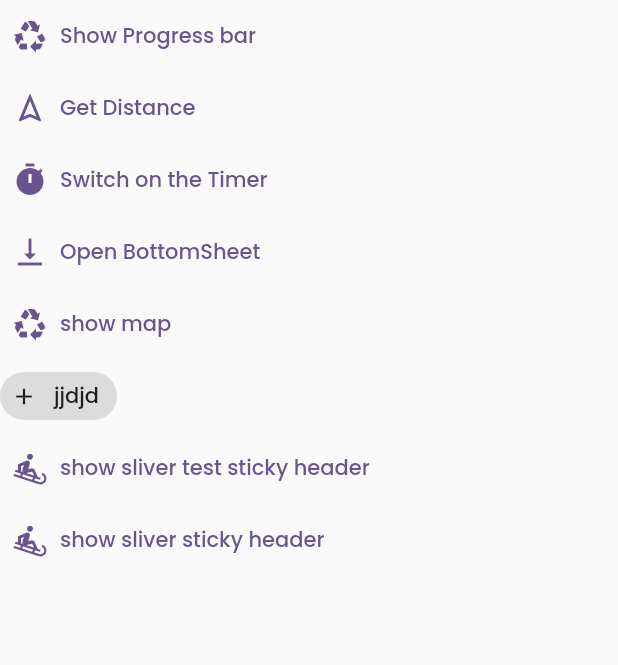
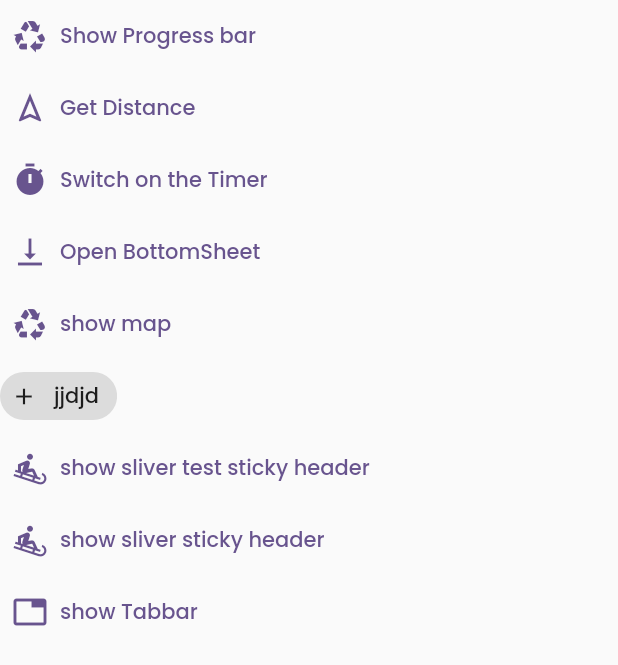
Before and after one commit to srikanth-7/dummy_app, a Flutter app: the screen it shows after launch, on a phone screen of 412 x 824 dp. Shown: the top 665 px of the screen. Run offline on Flutter 3.47's test engine with Material 2 defaults, Android fonts, the phone set to English and light mode, and no system bars; our stand-ins replace geolocator, get, google_maps_flutter; missing offline and left inert: app_settings, maps_toolkit.

Commit message:
common toggle tab bar

```diff
--- /dev/null
+++ b/I10n.yaml
@@ -0,0 +1,3 @@
+arb-dir: lib/l10n
+template-arb-file: app_en.arb
+output-localization-file: app_localizations.dart
--- /dev/null
+++ b/lib/I10n/I10n.dart
@@ -0,0 +1,8 @@
+import 'package:flutter/material.dart';
+
+class SupportedLocales {
+  static final supportedLocales = [
+    const Locale('en'),
+    const Locale('ar'),
+  ];
+}
--- /dev/null
+++ b/lib/I10n/app_ar.arb
@@ -0,0 +1,5 @@
+{
+    "@@locale": "ar",
+    "helloWorld":"مرحبا بالعالم!"
+
+}
--- a/lib/animation/animation_view.dart
+++ b/lib/animation/animation_view.dart
@@ -25,7 +25,7 @@ class PageAnimationView extends GetView<AnimationViewModel> {
                           color: Colors.grey.shade50,
                         )),
                     child: SizedBox(
-                      height: 300 + controller.progress * 140,
+                      height: 400 + controller.progress * 140,
                       child: PageView(
                         controller: controller.pageController,
                         children: [
--- a/lib/button/button.dart
+++ b/lib/button/button.dart
@@ -7,6 +7,7 @@ import 'package:location_fetch/button/buttonviewmodel.dart';
 import 'package:location_fetch/button/progress.dart';
 import 'package:location_fetch/maps/maps_view.dart';
 import 'package:location_fetch/timer/timer.dart';
+import 'package:location_fetch/toggle_tab/toggle_tab_view.dart';
 
 import '../slivers/sliver_test.dart';
 import '../slivers/sliver_view.dart';
@@ -116,6 +117,13 @@ class GetLocationView extends StatelessWidget {
                   // Get.to(const SliversView());
                 },
                 icon: const Icon(Icons.sledding_outlined)),
+            TextButton.icon(
+                label: const Text("show Tabbar"),
+                onPressed: () async {
+                  Get.to(const ToggleTabBarView());
+                  // Get.to(const SliversView());
+                },
+                icon: const Icon(Icons.tab)),
           ],
         ),
       ),
--- a/lib/main.dart
+++ b/lib/main.dart
@@ -1,8 +1,9 @@
 import 'package:flutter/material.dart';
 import 'package:get/get.dart';
 import 'package:location_fetch/button/index.dart';
+import 'package:location_fetch/I10n/I10n.dart';
 import 'package:location_fetch/timer/timer_vm.dart';
-
+import 'package:location_fetch/toggle_tab/toggle_tab_viewmodel.dart';
 import 'animation/animation_view_model.dart';
 
 void main() {
@@ -24,6 +25,14 @@ class MyApp extends StatelessWidget {
         // useMaterial3: true,
       ),
       initialBinding: InitialScreenBindings(),
+      supportedLocales: SupportedLocales.supportedLocales,
+      locale: const Locale('en'),
+      localizationsDelegates: const [
+        // AppLocalizations.delegate, // Add this line
+        // GlobalMaterialLocalizations.delegate,
+        // GlobalWidgetsLocalizations.delegate,
+        // GlobalCupertinoLocalizations.delegate,
+      ],
 
       home: GetLocationView(),
     );
@@ -36,6 +45,7 @@ class InitialScreenBindings implements Bindings {
     Get.lazyPut(() => ViewModel(), fenix: true);
     Get.lazyPut(() => TimerVm(), fenix: true);
     Get.lazyPut(() => AnimationViewModel(), fenix: true);
+    Get.lazyPut(() => ToggleTabViewModel(), fenix: true);
   }
 }
 
--- /dev/null
+++ b/lib/toggle_tab/toggle_tab_viewmodel.dart
@@ -0,0 +1,46 @@
+import 'package:flutter/material.dart';
+import 'package:get/get.dart';
+
+class ToggleTabViewModel extends GetxController {
+  List<Widget> tabViews = [
+    const Center(
+      child: Text("Chats"),
+    ),
+    Container(
+      child: const Text("Status"),
+    ),
+    Container(
+      child: const Text("Calls"),
+    ),
+    Container(
+      child: const Text("Settings"),
+    ),
+  ];
+  var tabs = [
+    const Tab(
+      child: Text(
+        "Chats",
+        textAlign: TextAlign.center,
+      ),
+      // text: 'Chats',
+    ),
+    const Tab(
+      child: Text(
+        "Status",
+        textAlign: TextAlign.center,
+      ),
+    ),
+    const Tab(
+      child: Text(
+        "Calls",
+        textAlign: TextAlign.center,
+      ),
+    ),
+    const Tab(
+      child: Text(
+        "Settings",
+        textAlign: TextAlign.center,
+      ),
+    )
+  ];
+}
--- a/pubspec.yaml
+++ b/pubspec.yaml
@@ -30,6 +30,8 @@ environment:
 dependencies:
   flutter:
     sdk: flutter
+  flutter_localizations:
+    sdk: flutter
   geolocator: ^9.0.2
   geocoding: ^2.1.0
   get:
@@ -41,6 +43,7 @@ dependencies:
   maps_toolkit: ^2.0.1
   scroll_to_index:
   rect_getter: ^1.0.0
+  intl: ^0.18.0
 
   # The following adds the Cupertino Icons font to your application.
   # Use with the CupertinoIcons class for iOS style icons.
@@ -62,6 +65,7 @@ dev_dependencies:
 
 # The following section is specific to Flutter packages.
 flutter:
+  generate: true
 
   # The following line ensures that the Material Icons font is
   # included with your application, so that you can use the icons in
```
Also changed, not shown: lib/I10n/app_en.arb (added, +7 -0 lines), lib/toggle_tab/custom.dart (added, +38 -0 lines), lib/toggle_tab/toggle_tab_view.dart (added, +207 -0 lines), pubspec.lock.
